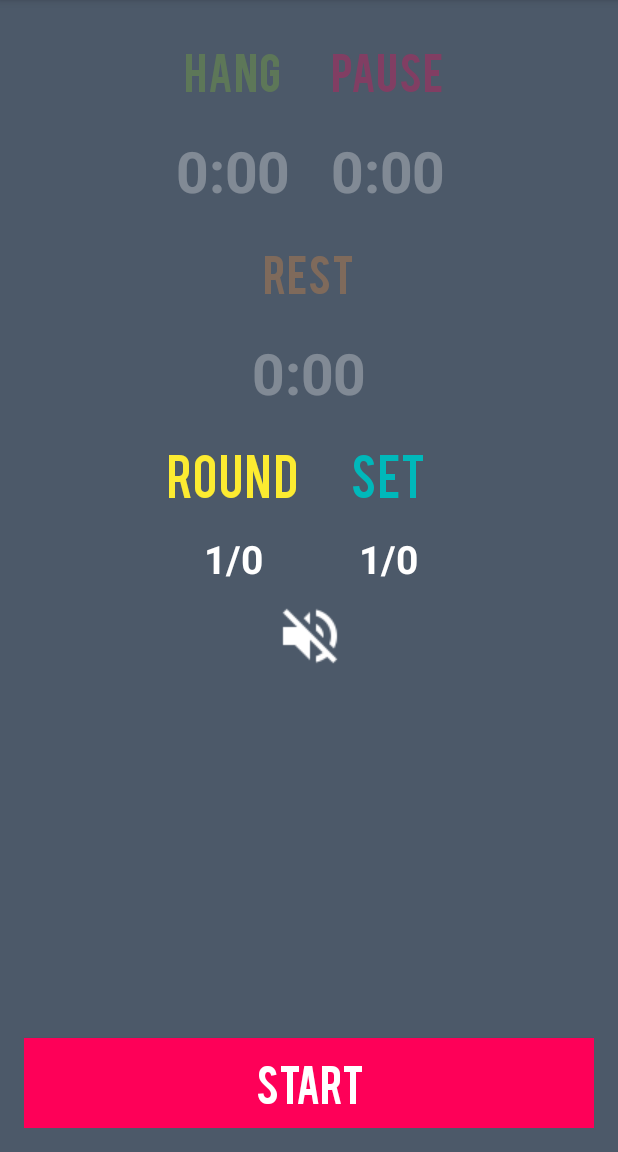
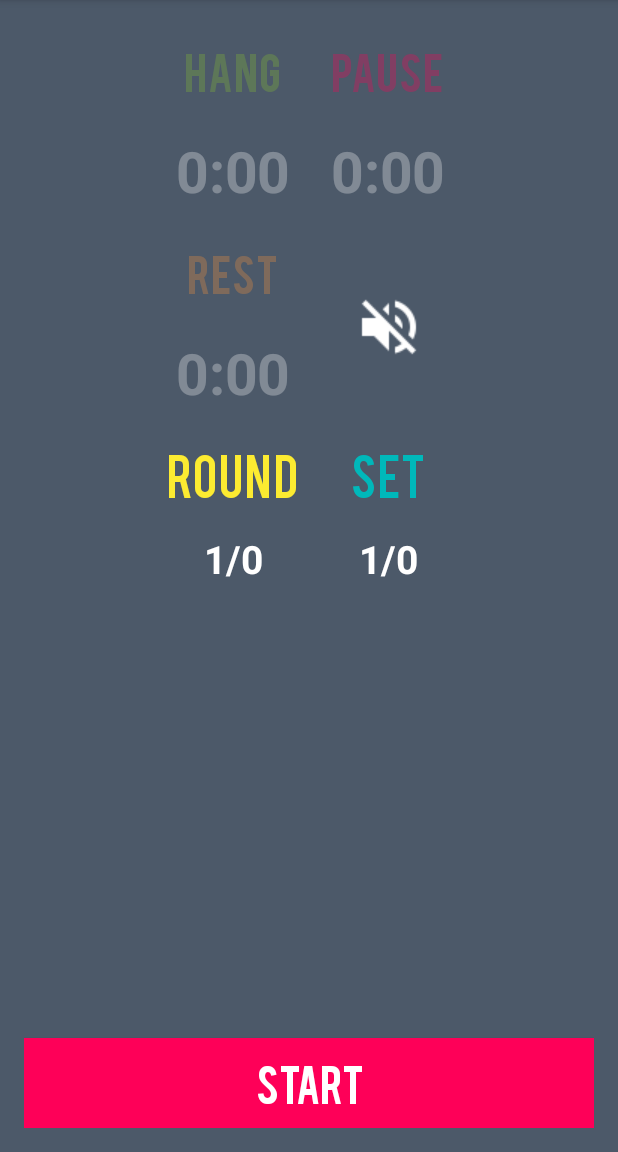
Before and after one commit to mikeschen/HangBoardRepeatersAndroid, an Android app: the TimerActivity screen opened directly, with no data from a screen before it, on a phone screen of 412 x 824 dp, the part 84-1236 px from its top. Run offline under Robolectric (Android 15) with nearby library versions, the phone set to English and light mode, and no system bars; our stand-ins replace ButterKnife.

Commit message:
moves sound button on layout

```diff
--- a/app/src/main/res/layout-land/activity_timer.xml
+++ b/app/src/main/res/layout-land/activity_timer.xml
@@ -175,6 +175,18 @@
                 android:layout_marginRight="5dp"
                 android:padding="1dp"
                 android:layout_gravity="center_horizontal" />
+
+            <ImageButton
+                android:layout_width="50dp"
+                android:layout_height="50dp"
+                android:background="@color/colorPrimaryDark"
+                android:id="@+id/soundButton"
+                android:src="@drawable/ic_volume_off_white_24dp"
+                android:layout_row="2"
+                android:layout_column="3"
+                android:layout_rowSpan="2"
+                android:layout_gravity="center_horizontal" />
+
             </GridLayout>
 
             <Button
--- a/app/src/main/res/layout/activity_timer.xml
+++ b/app/src/main/res/layout/activity_timer.xml
@@ -78,7 +78,6 @@
             android:layout_width="wrap_content"
             android:layout_height="wrap_content"
             android:text="Rest"
-            android:layout_columnSpan="2"
             android:id="@+id/restTextView"
             android:textColor="@color/colorAccent"
             android:textSize="32sp"
@@ -93,7 +92,6 @@
             android:layout_width="wrap_content"
             android:layout_height="wrap_content"
             android:text="0:00"
-            android:layout_columnSpan="2"
             android:id="@+id/restText"
             android:textColor="@color/colorSecondaryText"
             android:textSize="@dimen/timer_size"
@@ -103,6 +101,17 @@
             android:padding="3dp"
             android:layout_margin="5dp"
             android:layout_gravity="center_horizontal" />
+
+        <ImageButton
+            android:layout_width="50dp"
+            android:layout_height="50dp"
+            android:layout_rowSpan="2"
+            android:background="@color/colorPrimaryDark"
+            android:id="@+id/soundButton"
+            android:src="@drawable/ic_volume_off_white_24dp"
+            android:layout_row="2"
+            android:layout_column="1"
+            android:layout_gravity="center" />
 
         <TextView
             android:layout_width="wrap_content"
@@ -160,16 +169,6 @@
             android:layout_margin="5dp"
             android:layout_gravity="center_horizontal" />
 
-        <ImageButton
-            android:layout_width="50dp"
-            android:layout_height="50dp"
-            android:layout_columnSpan="2"
-            android:background="@color/colorPrimaryDark"
-            android:id="@+id/soundButton"
-            android:src="@drawable/ic_volume_off_white_24dp"
-            android:layout_row="6"
-            android:layout_column="0"
-            android:layout_gravity="center_horizontal" />
     </GridLayout>
 
     <Button
```
